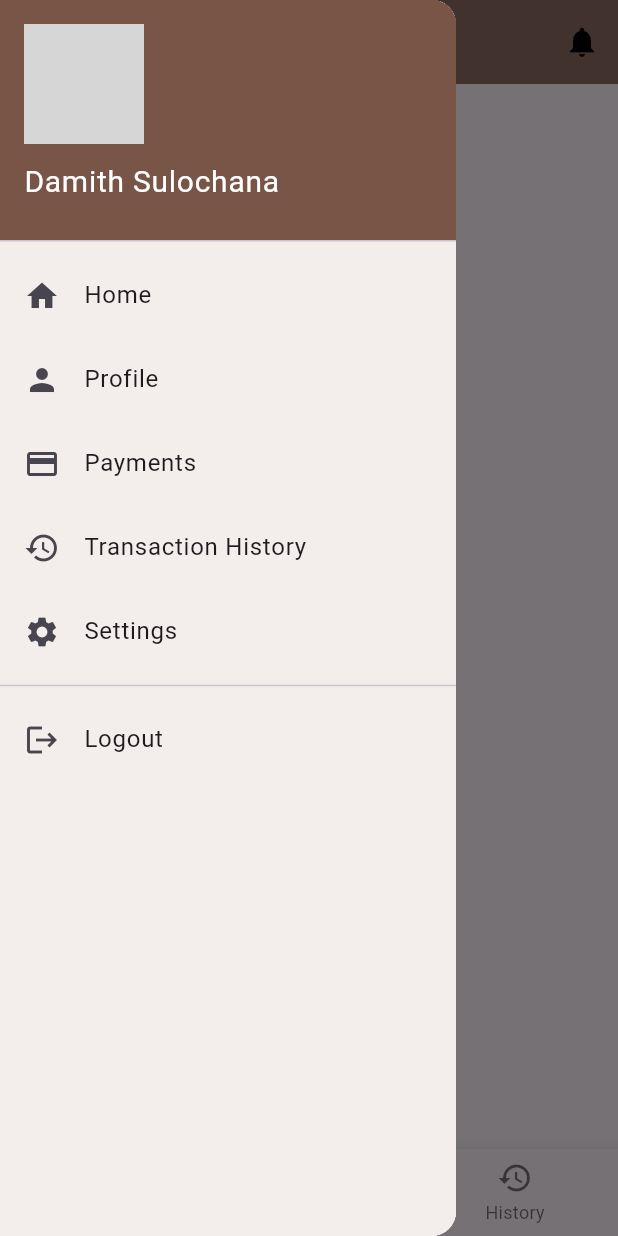
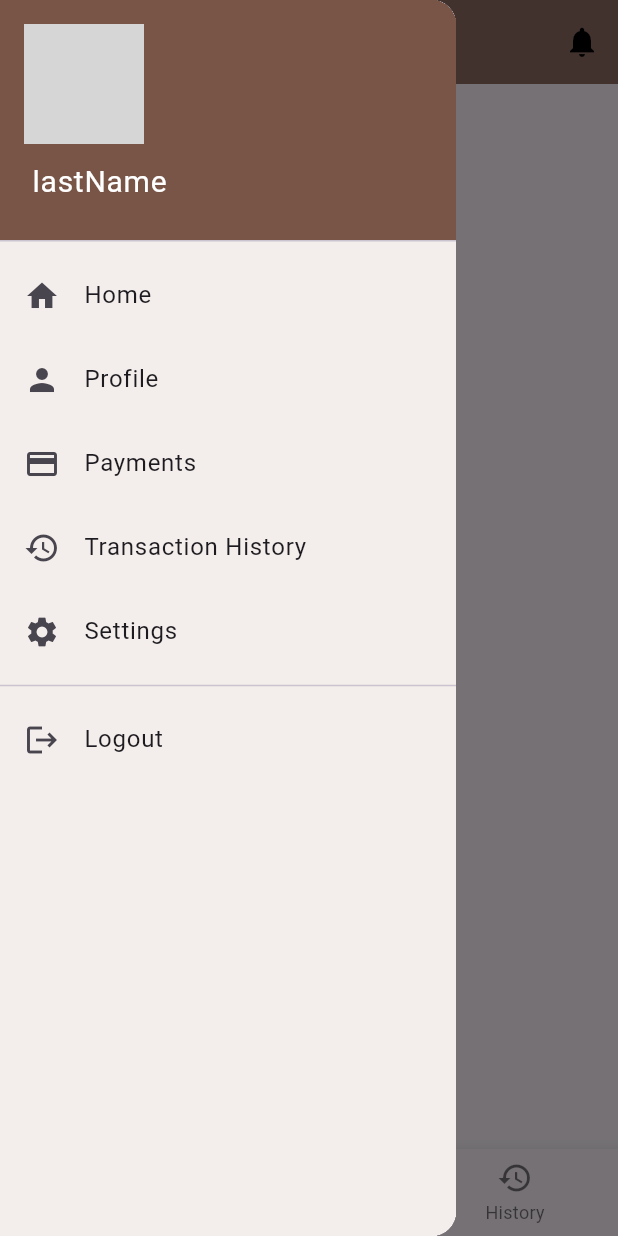
Before and after one commit to sliit-app-innovator/spend-wise, a Flutter app: the MyApp screen opened directly, item 2 of the bottom bar chosen, with the side drawer open, on a phone screen of 412 x 824 dp. Run offline on Flutter 3.47's test engine with Material 3 defaults, Android fonts, the phone set to English and light mode, and no system bars; our stand-ins replace cloud_firestore, firebase_core, fl_chart, image_picker, shared_preferences, sqflite; missing offline and left inert: workmanager; accounts and stored records are empty; grey boxes are pictures that could not be loaded.

Commit message:
keeping session for user data

```diff
--- a/lib/container_page.dart
+++ b/lib/container_page.dart
@@ -1,6 +1,8 @@
 import 'package:flutter/material.dart';
+import 'package:spend_wise/dto/user.dart';
 import 'package:spend_wise/main.dart';
 import 'package:spend_wise/pages/settings.dart';
+import 'package:spend_wise/session/session_context.dart';
 import 'package:spend_wise/utils/colors.dart';
 import 'pages/home_page.dart';
 import 'pages/transaction_history_page.dart';
@@ -26,7 +28,6 @@ class _MyAppState extends State<MyApp> {
   File? _imageFile;
   final ImagePicker _picker = ImagePicker();
   int _selectedIndex = 0;
-
   @override
   void initState() {
     super.initState();
@@ -70,7 +71,7 @@ class _MyAppState extends State<MyApp> {
 
   static List<Widget> pages = <Widget>[
     HomePage(),
-    TransactionsPage(),
+    TransactionsPage(userData: UserDto(firstName: '', lastName: '', username: 'damith', password: '', email: 'email')),
     TransactionHistoryPage(),
   ];
 
@@ -89,8 +90,7 @@ class _MyAppState extends State<MyApp> {
         ],
       ),
       drawer: getLeftMenu(context, _imageFile),
-      body: pages[
-          _selectedIndex], // Your selected page// Show the FAB only on the HomePage
+      body: pages[_selectedIndex], // Your selected page// Show the FAB only on the HomePage
       bottomNavigationBar: BottomNavigationBar(
         currentIndex: _selectedIndex,
         onTap: _onItemTapped,
@@ -113,10 +113,12 @@ class _MyAppState extends State<MyApp> {
   }
 
   Drawer getLeftMenu(BuildContext context, File? imageFile) {
+    SessionContext session = SessionContext();
+    String userDisplayLabel = '${session.userData.firstName} ${session.userData.lastName}';
+
     return Drawer(
         child: Container(
-      color: const Color.fromARGB(
-          255, 243, 238, 235), // Light brown background for the drawer body
+      color: const Color.fromARGB(255, 243, 238, 235), // Light brown background for the drawer body
       child: ListView(
         padding: EdgeInsets.zero,
         children: <Widget>[
@@ -131,10 +133,8 @@ class _MyAppState extends State<MyApp> {
                   children: [
                     CircleAvatar(
                       radius: 40,
-                      backgroundImage: imageFile != null
-                          ? FileImage(imageFile)
-                          : const AssetImage('assets/images/aviator.webp')
-                              as ImageProvider,
+                      backgroundImage:
+                          imageFile != null ? FileImage(imageFile) : const AssetImage('assets/images/aviator.webp') as ImageProvider,
                     ),
                     Positioned(
                       bottom: 0,
@@ -147,9 +147,9 @@ class _MyAppState extends State<MyApp> {
                   ],
                 ),
                 const SizedBox(height: 10),
-                const Text(
-                  'Damith Sulochana',
-                  style: TextStyle(
+                Text(
+                  userDisplayLabel,
+                  style: const TextStyle(
                     color: Colors.white,
                     fontSize: 20,
                   ),
--- a/lib/main.dart
+++ b/lib/main.dart
@@ -4,6 +4,7 @@ import 'package:spend_wise/container_page.dart';
 import 'package:spend_wise/dto/user.dart';
 import 'package:spend_wise/model/user_repository.dart';
 import 'package:spend_wise/pages/signup_page.dart';
+import 'package:spend_wise/session/session_context.dart';
 import 'package:workmanager/workmanager.dart';
 import 'package:spend_wise/background/flutter_sync.dart';
 import 'package:spend_wise/model/user_configs_repository_firebase.dart';
@@ -57,7 +58,9 @@ class _LoginPageState extends State<LoginPage> {
       password = _passwordController.text;
 
       try {
-        await _userRepository.login(userId, password);
+        UserDto user = await _userRepository.login(userId, password);
+        SessionContext session = SessionContext();
+        session.updateUserData(userData: user);
         Navigator.pushReplacement(
           context,
           MaterialPageRoute(builder: (context) => MyApp()),
@@ -68,6 +71,8 @@ class _LoginPageState extends State<LoginPage> {
           UserDto? existingUser = await userFirebaseRepo.existingUser(user);
           if (existingUser != null && existingUser.password == password) {
             _userRepository.registerUser(existingUser);
+            SessionContext session = SessionContext();
+            session.updateUserData(userData: existingUser);
             restoreDataFromFirebase();
             Navigator.pushReplacement(
               context,
--- a/lib/pages/transaction_history_page.dart
+++ b/lib/pages/transaction_history_page.dart
@@ -1,7 +1,7 @@
 import 'package:flutter/material.dart';
 
 class TransactionHistoryPage extends StatefulWidget {
-  const TransactionHistoryPage({super.key});
+  const TransactionHistoryPage({super.key, use});
 
   @override
   _TransactionHistoryPageState createState() => _TransactionHistoryPageState();
--- a/lib/pages/transactions_page.dart
+++ b/lib/pages/transactions_page.dart
@@ -3,13 +3,14 @@ import 'package:spend_wise/container_page.dart';
 import 'package:spend_wise/pages/add_transaction_page.dart';
 import 'package:spend_wise/dto/transaction.dart';
 import 'package:spend_wise/pages/home_page.dart';
-import 'package:spend_wise/pages/transaction_page.dart';
+import 'package:spend_wise/dto/user.dart';
 import 'package:spend_wise/model/transaction_repository.dart';
 import 'package:spend_wise/utils/colors.dart';
 import 'dart:io';
 
 class TransactionsPage extends StatefulWidget {
-  const TransactionsPage({super.key});
+  final UserDto userData;
+  const TransactionsPage({super.key, required this.userData});
 
   @override
   _PaymentsPageState createState() => _PaymentsPageState();
@@ -18,24 +19,27 @@ class TransactionsPage extends StatefulWidget {
 class _PaymentsPageState extends State<TransactionsPage> {
   List<Widget> recentTxns = [];
   File? _imageFile;
+  late UserDto userData;
+  @override
+  void initState() {
+    super.initState();
+    userData = widget.userData;
+  }
+
   @override
   Widget build(BuildContext context) {
     return Scaffold(
       body: StreamBuilder<List<TransactionDto>>(
-        stream: TransactionRepository()
-            .getAllTransactionsStreamSQLLimit(), // Use the stream here
-        builder: (BuildContext context,
-            AsyncSnapshot<List<TransactionDto>> snapshot) {
+        stream: TransactionRepository().getAllTransactionsStreamSQLLimit(), // Use the stream here
+        builder: (BuildContext context, AsyncSnapshot<List<TransactionDto>> snapshot) {
           if (snapshot.connectionState == ConnectionState.waiting) {
             return Center(child: CircularProgressIndicator()); // Loading state
           } else if (snapshot.hasError) {
-            return Center(
-                child: Text('Error: ${snapshot.error}')); // Error state
+            return Center(child: Text('Error: ${snapshot.error}')); // Error state
           } else if (snapshot.hasData && snapshot.data!.isEmpty) {
             return Center(child: Text('No transactions found.'));
           } else if (snapshot.hasData) {
             List<TransactionDto> transactions = snapshot.data!;
-            ;
             List<Map<String, dynamic>> recentTxns = [];
 
             transactions.forEach((tx) {
@@ -50,21 +54,17 @@ class _PaymentsPageState extends State<TransactionsPage> {
                     tx.amount,
                     'LKR',
                     tx.attachmentUrl,
-                    (tx.type == 'Income'
-                        ? 'assets/images/income.png'
-                        : 'assets/images/expense.png'),
+                    (tx.type == 'Income' ? 'assets/images/income.png' : 'assets/images/expense.png'),
                     (tx.type == 'Income'
                         ? Icon(Icons.get_app_rounded, color: Colors.brown)
                         : Icon(Icons.upload_outlined, color: Colors.brown))),
               });
             });
 
-            List<Widget> widgetList =
-                recentTxns.map((txn) => txn['widget'] as Widget).toList();
+            List<Widget> widgetList = recentTxns.map((txn) => txn['widget'] as Widget).toList();
 
             return Padding(
-              padding:
-                  const EdgeInsets.symmetric(horizontal: 20.0, vertical: 10.0),
+              padding: const EdgeInsets.symmetric(horizontal: 20.0, vertical: 10.0),
               child: Column(
                 crossAxisAlignment: CrossAxisAlignment.start,
                 children: [
@@ -82,11 +82,9 @@ class _PaymentsPageState extends State<TransactionsPage> {
                       children: [
                         Text(
                           'This Month Transactions',
-                          style: TextStyle(
-                              fontWeight: FontWeight.bold, fontSize: 18),
+                          style: TextStyle(fontWeight: FontWeight.bold, fontSize: 18),
                         ),
-                        Icon(Icons.list_alt_outlined,
-                            color: AppColors.TABLE_HEADER_COLOR),
+                        Icon(Icons.list_alt_outlined, color: AppColors.TABLE_HEADER_COLOR),
                       ],
                     ),
                   ),
@@ -106,17 +104,8 @@ class _PaymentsPageState extends State<TransactionsPage> {
     );
   }
 
-  Widget transactionItem(
-      String id,
-      String source,
-      String type,
-      String note,
-      String datetime,
-      double amount,
-      String currency,
-      String? attchementUrl,
-      iconPath,
-      Icon viewIcon) {
+  Widget transactionItem(String id, String source, String type, String note, String datetime, double amount, String currency,
+      String? attchementUrl, iconPath, Icon viewIcon) {
     return Padding(
       padding: const EdgeInsets.symmetric(vertical: 5.0, horizontal: 0),
       child: Row(
@@ -148,8 +137,7 @@ class _PaymentsPageState extends State<TransactionsPage> {
             ],
           ),
           const Spacer(),
-          Text(amount.toStringAsFixed(2),
-              style: const TextStyle(fontWeight: FontWeight.bold)),
+          Text(amount.toStringAsFixed(2), style: const TextStyle(fontWeight: FontWeight.bold)),
           IconButton(
             icon: viewIcon,
             onPressed: () {
@@ -164,8 +152,7 @@ class _PaymentsPageState extends State<TransactionsPage> {
                       padding: const EdgeInsets.all(16),
                       child: Row(
                         children: [
-                          const Icon(Icons.get_app_rounded,
-                              color: Colors.white),
+                          const Icon(Icons.get_app_rounded, color: Colors.white),
                           const SizedBox(width: 8),
                           Expanded(
                             child: Text(
@@ -221,8 +208,7 @@ class _PaymentsPageState extends State<TransactionsPage> {
             },
           ),
           IconButton(
-            icon:
-                const Icon(Icons.delete_outline_outlined, color: Colors.brown),
+            icon: const Icon(Icons.delete_outline_outlined, color: Colors.brown),
             onPressed: () {
               showDialog(
                 context: context,
@@ -234,8 +220,7 @@ class _PaymentsPageState extends State<TransactionsPage> {
                       padding: const EdgeInsets.all(16),
                       child: const Row(
                         children: [
-                          Icon(Icons.warning_amber_rounded,
-                              color: Colors.white),
+                          Icon(Icons.warning_amber_rounded, color: Colors.white),
                           SizedBox(width: 8),
                           Expanded(
                             child: Text(
@@ -269,15 +254,13 @@ class _PaymentsPageState extends State<TransactionsPage> {
                       ),
                       TextButton(
                         onPressed: () {
-                          print(TransactionRepository()
-                              .deleteTransaction(int.parse(id)));
+                          print(TransactionRepository().deleteTransaction(int.parse(id)));
 
                           Navigator.of(context).pop();
                           Navigator.pushReplacement(
                             context,
                             MaterialPageRoute(
-                              builder: (BuildContext context) =>
-                                  MyApp(), // Replace with your page
+                              builder: (BuildContext context) => MyApp(), // Replace with your page
                             ),
                           );
                         },
--- /dev/null
+++ b/lib/session/session_context.dart
@@ -0,0 +1,26 @@
+import 'package:spend_wise/dto/user.dart';
+
+class SessionContext {
+  UserDto userData = UserDto(
+      firstName: '',
+      lastName: 'lastName',
+      username: 'usrname',
+      password: '',
+      email: ''); // Make it nullable if you want to initialize it later
+
+  // Private constructor
+  SessionContext._privateConstructor();
+
+  // Single instance of SessionContext
+  static final SessionContext _instance = SessionContext._privateConstructor();
+
+  // Factory method to return the same instance
+  factory SessionContext() {
+    return _instance;
+  }
+
+  // Method to update user data
+  void updateUserData({required UserDto userData}) {
+    this.userData = userData; // Correct the parameter reference
+  }
+}
```
